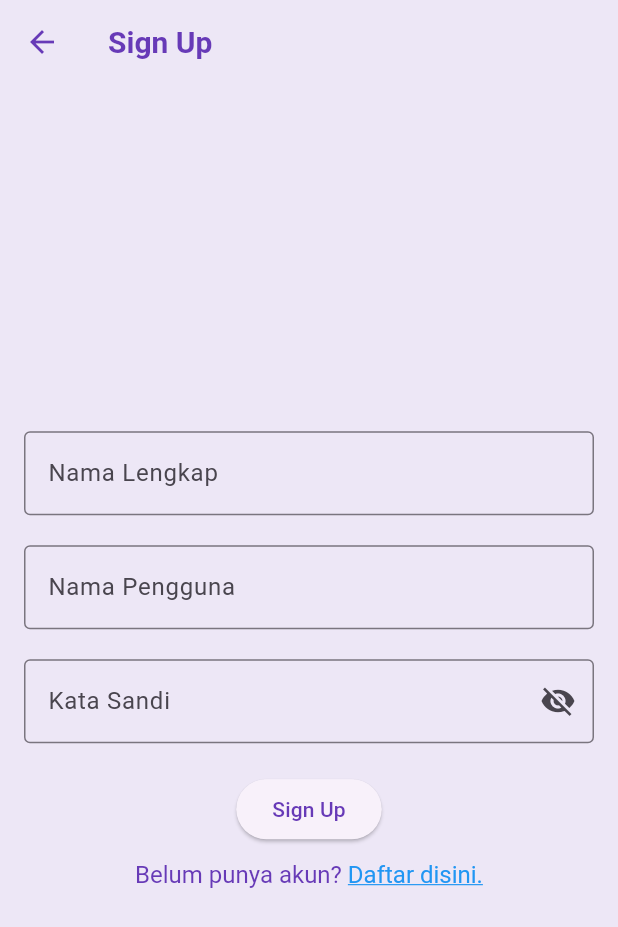
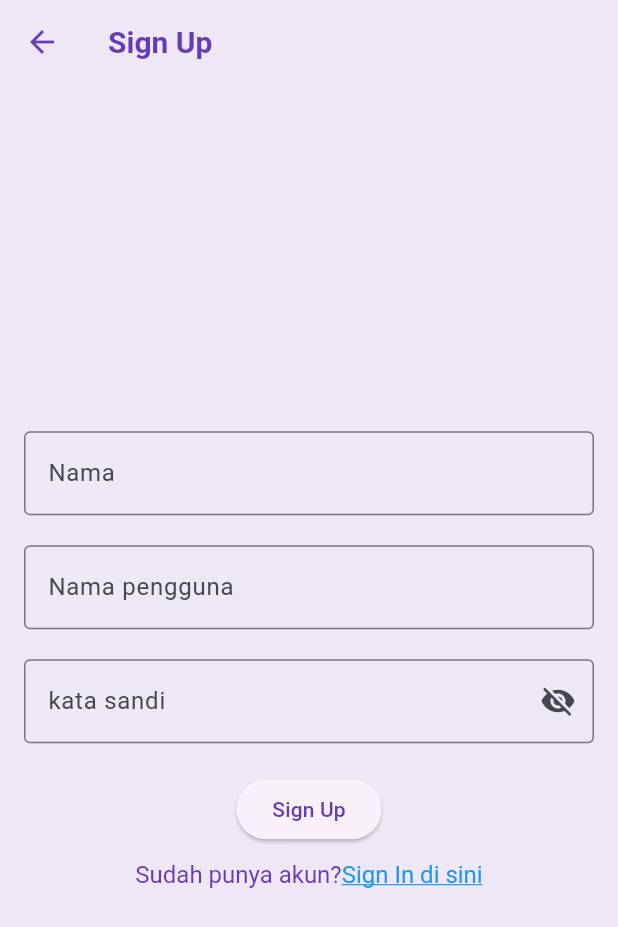
Before and after one commit to NabilaSZ/wisata_candi_NabilaSZ, a Flutter app: the SignUpScreen screen opened directly, on a phone screen of 412 x 824 dp. Shown: the top 927 px of the screen. Run offline on Flutter 3.47's test engine with Material 3 defaults, Android fonts, the phone set to English and light mode, and no system bars; network calls fail.

Commit message:
Update Files

```diff
--- a/lib/data/candi_data.dart
+++ b/lib/data/candi_data.dart
@@ -1,11 +1,14 @@
-import 'package:wisata_candi/models/candi.dart';
+import '../models/candi.dart';
 
 var candiList = [
   Candi(
     name: 'Candi Borobudur',
     location: 'Magelang, Jawa Tengah',
     description:
-        'Candi Borobudur, candi Buddha terbesar di dunia, dibangun oleh penganut Buddha Mahayana pada abad ke-9 di Jawa Tengah, Indonesia. Dengan enam teras dan tiga pelataran melingkar yang dihiasi relief dan arca Buddha, Borobudur adalah tempat suci untuk memuliakan Buddha dan panduan ziarah menuju pencerahan. Meskipun ditinggalkan pada abad ke-10, candi ini ditemukan kembali pada tahun 1814 dan setelah pemugaran besar-besaran, diakui sebagai Situs Warisan Dunia oleh UNESCO.',
+    'Candi Borobudur, candi Buddha terbesar di dunia, dibangun oleh penganut Buddha Mahayana pada abad ke-9 di Jawa Tengah, '
+        'Indonesia. Dengan enam teras dan tiga pelataran melingkar yang dihiasi relief dan arca Buddha, '
+        'Borobudur adalah tempat suci untuk memuliakan Buddha dan panduan ziarah menuju pencerahan. Meskipun ditinggalkan pada abad ke-10,'
+        ' candi ini ditemukan kembali pada tahun 1814 dan setelah pemugaran besar-besaran, diakui sebagai Situs Warisan Dunia oleh UNESCO.',
     built: 'Abad ke-9',
     type: 'Candi Buddha',
     imageAsset: 'images/borobudur.jpeg',
@@ -136,7 +139,7 @@ var candiList = [
     'Candi Singasari adalah situs Hindu-Buddha bersejarah dari Kerajaan Singasari, terletak di Singosari, Malang, Jawa Timur, Indonesia, sekitar 10 km dari Kota Malang. Candi ini merupakan tempat pemujaan Raja Kertanegara, raja terakhir Singasari, yang wafat pada 1292. Terletak di lembah di antara Pegunungan Tengger dan Gunung Arjuno, candi ini dibangun dengan metode menumpuk batu andesit dan diukir dari atas ke bawah.',
     built: 'Abad ke-13',
     type: 'Candi Hindu-Buddha',
-    imageAsset: 'images/singosari.jpeg',
+    imageAsset: 'images/sewu.jpeg',
     imageUrls: [
       'https://media-cdn.tripadvisor.com/media/photo-o/06/c9/d4/f2/candi-singosari.jpg',
       'https://media-cdn.tripadvisor.com/media/photo-o/1a/ca/37/49/candi-cungkup-candirenggo.jpg',
--- a/lib/screens/sign_up_screen.dart
+++ b/lib/screens/sign_up_screen.dart
@@ -1,4 +1,5 @@
 import 'package:flutter/material.dart';
+import 'package:flutter/gestures.dart';
 
 class SignUpScreen extends StatefulWidget {
   const SignUpScreen({super.key});
@@ -6,101 +7,104 @@ class SignUpScreen extends StatefulWidget {
   @override
   State<SignUpScreen> createState() => _SignUpScreenState();
 }
+
 class _SignUpScreenState extends State<SignUpScreen> {
-  // TODO: 1. PDeklarasikan variabel
-  final TextEditingController _usernameController = TextEditingController();
 
-  final TextEditingController _passswordController = TextEditingController();
+  // TODO:1. Deklarasikan variabel
+  final TextEditingController _namapcontroller = TextEditingController();
+
+  final TextEditingController _usernamecontroller = TextEditingController();
+
+  final TextEditingController _passwordcontroller = TextEditingController();
 
   String _errorText = '';
+
   bool _isSignedIn = false;
+
   bool _obscurePassword = true;
-
   @override
   Widget build(BuildContext context) {
-    return Scaffold(
-      // TODO: 2. Pasang AppBar
+    return  Scaffold(
+      //   TODO: 2. pasang appbar
       appBar: AppBar(title: Text('Sign Up'),),
-      // TODO: 3. Pasang Body
+      //   TODO: 3. Pasang body
       body: Center(
         child: SingleChildScrollView(
           child: Padding(
-            padding : const EdgeInsets.all(16),
+            padding: const EdgeInsets.all(16),
             child: Form(
                 child: Column(
-                // TODO: 4. Atur mainAxisAligment dan crossAxisAligment
+                  // TODO:4 Atur MAINXISALIGNMENT DAN CROSSASISALIGNMENT
                   mainAxisAlignment: MainAxisAlignment.center,
                   crossAxisAlignment: CrossAxisAlignment.center,
                   children: [
-
-                  // TODO: 5. Pasang TextFormField Nama Lengkap
                     TextFormField(
-                    controller: _usernameController,
+                      controller: _namapcontroller,
                       decoration: InputDecoration(
-                      labelText: "Nama Lengkap",
+                        labelText: "Nama",
                         border: OutlineInputBorder(),
                       ),
                     ),
-                  // TODO: 6. Pasang TextFormField Nama Pengguna
-                  SizedBox(height: 20),
+                    SizedBox(height: 20,),
+                    //   Todo:5. pasang textformfield nama pengguna
                     TextFormField(
-                    controller: _usernameController,
+                      controller: _usernamecontroller,
                       decoration: InputDecoration(
-                      labelText: "Nama Pengguna",
+                        labelText: "Nama pengguna",
                         border: OutlineInputBorder(),
                       ),
                     ),
-
-                  // TODO: 7. Pasang TextFormField Kata Sandi
-                  SizedBox(height: 20),
+                    //   TODO 6. Pasang textform kata sandi
+                    SizedBox(height: 20,),
                     TextFormField(
-                    controller: _passswordController,
+                      controller: _passwordcontroller,
                       decoration: InputDecoration(
-                      labelText: "Kata Sandi",
+                        labelText: "kata sandi",
                         errorText: _errorText.isNotEmpty ? _errorText : null,
                         border: OutlineInputBorder(),
                         suffixIcon: IconButton(
-                        onPressed: () {
+                          onPressed: (){
                             setState(() {
                               _obscurePassword = !_obscurePassword;
                             });
                           },
                           icon: Icon(
                             _obscurePassword ? Icons.visibility_off
-                              : Icons.visibility,
+                                :Icons.visibility,
                           ),),
                       ),
                       obscureText: _obscurePassword,
                     ),
-                  // TODO: 8. Pasang TextFormButton Sign In
-                  SizedBox(height: 20),
+                    //   Todo 7. pasang elevated sign in
+                    SizedBox(height: 20,),
                     ElevatedButton(
                         onPressed: (){},
-                      child: Text('Sign Up')),
-                  // TODO: 9. Pasang TextButton Sign Up
-                  SizedBox(height: 10),
-                  // Alternatif
+                        child: Text("Sign Up")),
+                    //   TODO 8. PASANG TEXT BUTTON SIGN UP
+                    SizedBox(height: 10,),
                     // TextButton(
                     //     onPressed: (){},
-                  //     child: Text('Belum punya akun? Daftar disini.')),
+                    //     child: Text("Sudah punya akun? Sign In di sini")),
                     RichText(
                         text: TextSpan(
-                      text: 'Belum punya akun? ',
+                          text: "Sudah punya akun?",
                           style: TextStyle(fontSize: 16, color: Colors.deepPurple),
-                      children: <TextSpan> [
+                          children: <TextSpan>[
                             TextSpan(
-                          text: 'Daftar disini.',
+                              text: "Sign In di sini",
                               style: TextStyle(
                                   color: Colors.blue,
                                   decoration: TextDecoration.underline,
                                   fontSize: 16
                               ),
+                              recognizer: TapGestureRecognizer()
+                                ..onTap = (){},
                             ),
                           ],
-                    ),
+                        )
                     ),
                   ],
-              ),
+                )
             ),
           ),
         ),
--- a/lib/widgets/item_card.dart
+++ b/lib/widgets/item_card.dart
@@ -1,3 +1,4 @@
+import 'package:flutter/cupertino.dart';
 import 'package:flutter/material.dart';
 
 class ItemCard extends StatelessWidget {
```
Also changed, not shown: lib/main.dart (+9 -10 lines), lib/screens/detail_screen.dart (+56 -95 lines), lib/screens/profil_screen.dart (+16 -70 lines), lib/screens/search_screen.dart (+44 -34 lines), lib/screens/sign_in_screen.dart (+34 -34 lines), pubspec.yaml (+12 -13 lines), pubspec.lock, 1 other file. Lines whose indentation alone changed are shown as unchanged.
